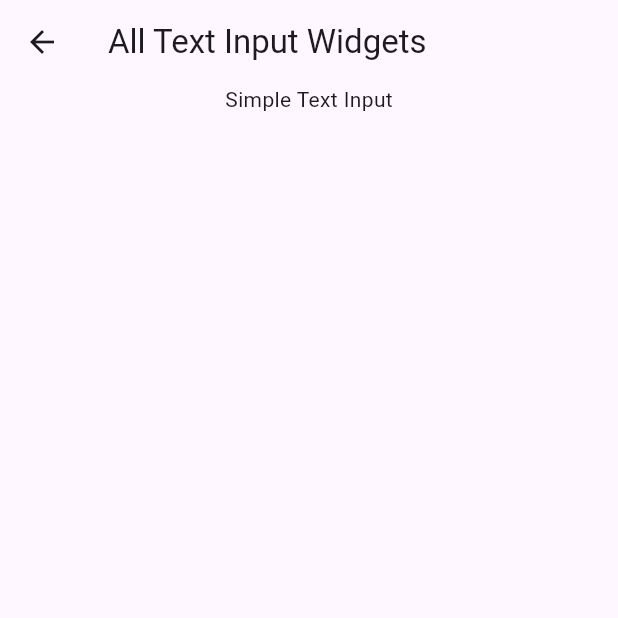
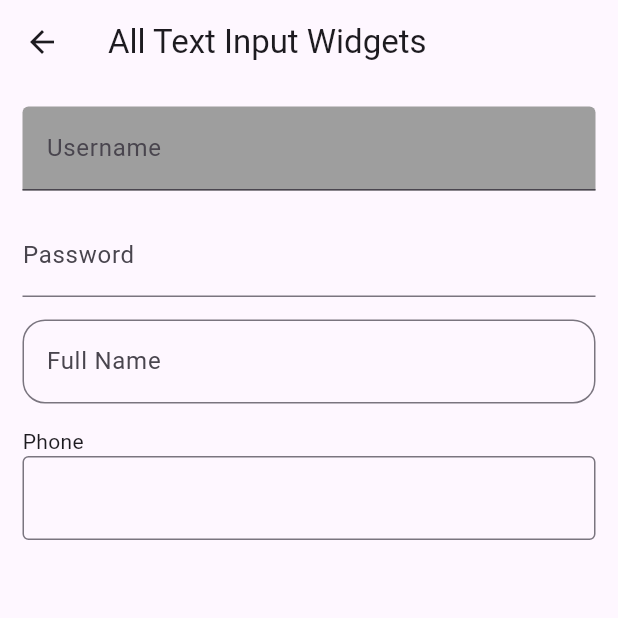
Before and after one commit to Nguonchhay/FlutterPractice, a Flutter app: the TextInputScreen screen opened by its route, on a phone screen of 412 x 824 dp, the top half of it. Run offline on Flutter 3.47's test engine with Material 3 defaults, Android fonts, the phone set to English and light mode, and no system bars; our stand-ins replace badges, google_maps_flutter, image_picker, location, sqflite; accounts and stored records are empty.

Commit message:
[WIDGET_DEMO] TextField widget

```diff
--- a/widget_demo/lib/screens/text_input_screen.dart
+++ b/widget_demo/lib/screens/text_input_screen.dart
@@ -11,16 +11,63 @@ class TextInputScreen extends StatefulWidget {
 }
 
 class _TextInputScreenState extends State<TextInputScreen> {
+
+  TextEditingController usernameController = TextEditingController();
+  TextEditingController passwordController = TextEditingController();
+  TextEditingController fullNameController = TextEditingController();
+  TextEditingController phoneController = TextEditingController();
+
   @override
   Widget build(BuildContext context) {
     return Scaffold(
       appBar: AppBar(
         title: const Text('All Text Input Widgets')
       ),
-      body: const Center(
+      body: SingleChildScrollView(
+        padding: const EdgeInsets.all(15.0),
         child: Column(
+          crossAxisAlignment: CrossAxisAlignment.start,
           children: [
-            Text('Simple Text Input')
+            TextField(
+              controller: usernameController,
+              decoration: const InputDecoration(
+                fillColor: Colors.grey,
+                filled: true,
+                labelText: 'Username'
+              ),
+            ),
+
+            const SizedBox(height: 15.0,),
+
+            TextField(
+              controller: passwordController,
+              obscureText: true,
+              decoration: const InputDecoration(
+                labelText: 'Password'
+              ),
+            ),
+
+            const SizedBox(height: 15.0,),
+
+            TextField(
+              controller: fullNameController,
+              decoration: InputDecoration(
+                border: OutlineInputBorder(
+                  borderRadius: BorderRadius.circular(15.0),
+                ),
+                labelText: 'Full Name'
+              ),
+            ),
+
+            const SizedBox(height: 15.0,),
+
+            const Text('Phone'),
+            TextField(
+              controller: phoneController,
+              decoration: const InputDecoration(
+                border: OutlineInputBorder(),
+              ),
+            ),
           ],
         ),
       ),
```
